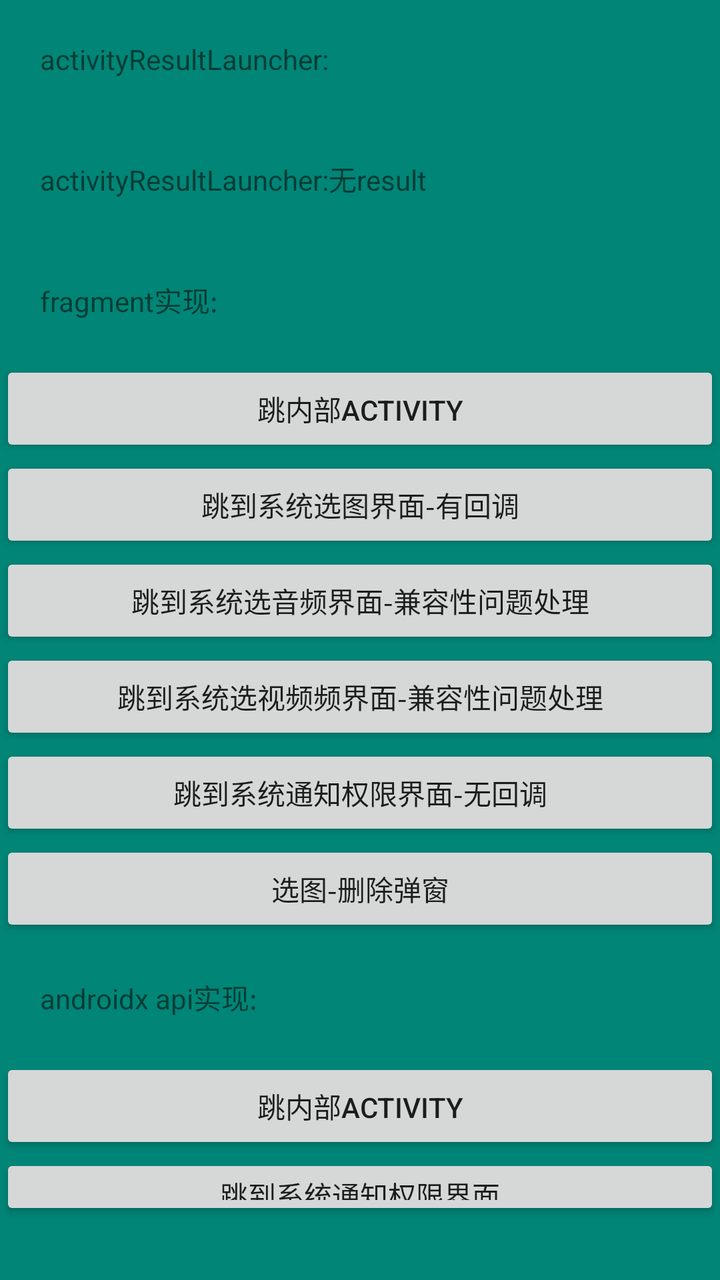
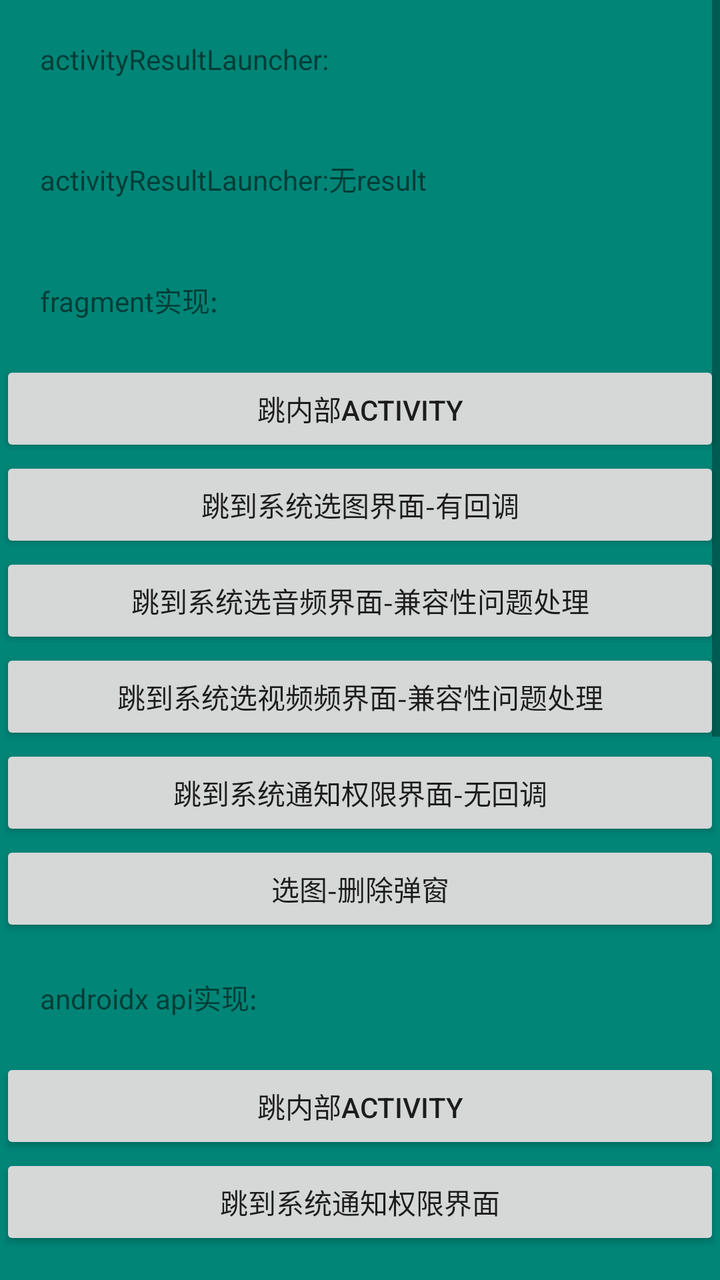

An Android layout rendered at two revisions. The XML below is the earlier revision; the diff shows what the commit changed to produce the second picture.
<!-- AndroidManifest.xml: application theme AppTheme -->
<!-- res/layout/activity_main.xml -->
<?xml version="1.0" encoding="utf-8"?>
<LinearLayout xmlns:android="http://schemas.android.com/apk/res/android"
    xmlns:app="http://schemas.android.com/apk/res-auto"
    xmlns:tools="http://schemas.android.com/tools"
    android:layout_width="match_parent"
    android:layout_height="wrap_content"
    android:background="@color/colorPrimary"
    android:paddingBottom="30dp"
    android:orientation="vertical"
    tools:context=".MainActivity">

    <TextView
        android:layout_width="match_parent"
        android:text="activityResultLauncher:"
        android:padding="20dp"
        android:onClick="activityResultLauncher"
        android:layout_height="wrap_content"/>
    <TextView
        android:layout_width="match_parent"
        android:text="activityResultLauncher:无result"
        android:padding="20dp"
        android:onClick="activityResultLauncherNoResult"
        android:layout_height="wrap_content"/>
    <TextView
        android:layout_width="match_parent"
        android:text="fragment实现:"
        android:padding="20dp"
        android:layout_height="wrap_content"/>
    <Button
        android:id="@+id/btn_lifecycle"
        android:text="跳内部activity"
        android:layout_width="match_parent"
        android:layout_height="wrap_content"/>
    <Button
        android:id="@+id/btn_pick_photo"
        android:text="跳到系统选图界面-有回调"
        android:layout_width="match_parent"
        android:layout_height="wrap_content"/>
    <Button
        android:text="跳到系统选音频界面-兼容性问题处理"
        android:onClick="pickAudio"
        android:layout_width="match_parent"
        android:layout_height="wrap_content"/>
    <Button
        android:text="跳到系统选视频频界面-兼容性问题处理"
        android:onClick="pickVideo"
        android:layout_width="match_parent"
        android:layout_height="wrap_content"/>
    <Button
        android:id="@+id/btn_notification"
        android:text="跳到系统通知权限界面-无回调"
        android:layout_width="match_parent"
        android:layout_height="wrap_content"/>
    <Button
        android:onClick="halfDialog"
        android:text="选图-删除弹窗"
        android:layout_width="match_parent"
        android:layout_height="wrap_content"/>

    <TextView
        android:layout_width="match_parent"
        android:text="androidx api实现:"
        android:padding="20dp"
        android:layout_height="wrap_content"/>
    <Button
        android:onClick="inner2"
        android:text="跳内部activity"
        android:layout_width="match_parent"
        android:layout_height="wrap_content"/>
    <Button
        android:onClick="notification2"
        android:text="跳到系统通知权限界面"
        android:layout_width="match_parent"
        android:layout_height="wrap_content"/>



    <TextView
        android:layout_width="match_parent"
        android:text="透明activity当做dialog:"
        android:padding="20dp"
        android:layout_height="wrap_content"/>
    <Button
        android:onClick="activityAsDialog"
        android:text="activityAsDialog"
        android:textAllCaps="false"
        android:layout_width="match_parent"
        android:layout_height="wrap_content"/>

    <Button
        android:onClick="dialogAsToast"
        android:text="dialogAsToast"
        android:textAllCaps="false"
        android:layout_width="match_parent"
        android:layout_height="wrap_content"/>


</LinearLayout>
<!-- resources referenced by this layout -->
<resources>
  <color name="colorPrimary">#008577</color>
  <style name="AppTheme" parent="Theme.AppCompat.Light.DarkActionBar">
          
          <item name="colorPrimary">@color/colorPrimary</item>
          <item name="colorPrimaryDark">@color/colorPrimaryDark</item>
          <item name="colorAccent">@color/colorAccent</item>
          <item name="android:windowAnimationStyle">@style/anim_activity_global_in_out</item>
      </style>
  <color name="colorPrimaryDark">#00574B</color>
  <color name="colorAccent">#D81B60</color>
  <style name="anim_activity_global_in_out" mce_bogus="1" parent="@android:style/Animation.Activity">
          <item name="android:activityOpenEnterAnimation">@anim/activity_open_in_anim_lr</item>
          <item name="android:activityOpenExitAnimation">@anim/activity_open_out_anim_lr</item>
          <item name="android:activityCloseEnterAnimation">@anim/activity_close_in_anim_lr</item>
          <item name="android:activityCloseExitAnimation">@anim/activity_close_out_anim_lr</item>
      </style>
</resources>

<!-- the commit's change to res/layout/activity_main.xml (unified diff, before → after) -->
@@ -1,98 +1,153 @@
 <?xml version="1.0" encoding="utf-8"?>
-<LinearLayout xmlns:android="http://schemas.android.com/apk/res/android"
-    xmlns:app="http://schemas.android.com/apk/res-auto"
+<ScrollView xmlns:android="http://schemas.android.com/apk/res/android"
     xmlns:tools="http://schemas.android.com/tools"
     android:layout_width="match_parent"
-    android:layout_height="wrap_content"
-    android:background="@color/colorPrimary"
-    android:paddingBottom="30dp"
-    android:orientation="vertical"
+    android:layout_height="match_parent"
+    android:fillViewport="true"
     tools:context=".MainActivity">
 
-    <TextView
+    <LinearLayout
         android:layout_width="match_parent"
-        android:text="activityResultLauncher:"
-        android:padding="20dp"
-        android:onClick="activityResultLauncher"
-        android:layout_height="wrap_content"/>
-    <TextView
-        android:layout_width="match_parent"
-        android:text="activityResultLauncher:无result"
-        android:padding="20dp"
-        android:onClick="activityResultLauncherNoResult"
-        android:layout_height="wrap_content"/>
-    <TextView
-        android:layout_width="match_parent"
-        android:text="fragment实现:"
-        android:padding="20dp"
-        android:layout_height="wrap_content"/>
-    <Button
-        android:id="@+id/btn_lifecycle"
-        android:text="跳内部activity"
-        android:layout_width="match_parent"
-        android:layout_height="wrap_content"/>
-    <Button
-        android:id="@+id/btn_pick_photo"
-        android:text="跳到系统选图界面-有回调"
-        android:layout_width="match_parent"
-        android:layout_height="wrap_content"/>
-    <Button
-        android:text="跳到系统选音频界面-兼容性问题处理"
-        android:onClick="pickAudio"
-        android:layout_width="match_parent"
-        android:layout_height="wrap_content"/>
-    <Button
-        android:text="跳到系统选视频频界面-兼容性问题处理"
-        android:onClick="pickVideo"
-        android:layout_width="match_parent"
-        android:layout_height="wrap_content"/>
-    <Button
-        android:id="@+id/btn_notification"
-        android:text="跳到系统通知权限界面-无回调"
-        android:layout_width="match_parent"
-        android:layout_height="wrap_content"/>
-    <Button
-        android:onClick="halfDialog"
-        android:text="选图-删除弹窗"
-        android:layout_width="match_parent"
-        android:layout_height="wrap_content"/>
+        android:layout_height="wrap_content"
+        android:background="@color/colorPrimary"
+        android:orientation="vertical"
+        android:paddingBottom="30dp">
+        
+        <TextView
+            android:layout_width="match_parent"
+            android:layout_height="wrap_content"
+            android:onClick="activityResultLauncher"
+            android:padding="20dp"
+            android:text="activityResultLauncher:" />
 
-    <TextView
-        android:layout_width="match_parent"
-        android:text="androidx api实现:"
-        android:padding="20dp"
-        android:layout_height="wrap_content"/>
-    <Button
-        android:onClick="inner2"
-        android:text="跳内部activity"
-        android:layout_width="match_parent"
-        android:layout_height="wrap_content"/>
-    <Button
-        android:onClick="notification2"
-        android:text="跳到系统通知权限界面"
-        android:layout_width="match_parent"
-        android:layout_height="wrap_content"/>
+        <TextView
+            android:layout_width="match_parent"
+            android:layout_height="wrap_content"
+            android:onClick="activityResultLauncherNoResult"
+            android:padding="20dp"
+            android:text="activityResultLauncher:无result" />
 
+        <TextView
+            android:layout_width="match_parent"
+            android:layout_height="wrap_content"
+            android:padding="20dp"
+            android:text="fragment实现:" />
 
+        <Button
+            android:id="@+id/btn_lifecycle"
+            android:layout_width="match_parent"
+            android:layout_height="wrap_content"
+            android:text="跳内部activity" />
 
-    <TextView
-        android:layout_width="match_parent"
-        android:text="透明activity当做dialog:"
-        android:padding="20dp"
-        android:layout_height="wrap_content"/>
-    <Button
-        android:onClick="activityAsDialog"
-        android:text="activityAsDialog"
-        android:textAllCaps="false"
-        android:layout_width="match_parent"
-        android:layout_height="wrap_content"/>
+        <Button
+            android:id="@+id/btn_pick_photo"
+            android:layout_width="match_parent"
+            android:layout_height="wrap_content"
+            android:text="跳到系统选图界面-有回调" />
 
-    <Button
-        android:onClick="dialogAsToast"
-        android:text="dialogAsToast"
-        android:textAllCaps="false"
-        android:layout_width="match_parent"
-        android:layout_height="wrap_content"/>
+        <Button
+            android:layout_width="match_parent"
+            android:layout_height="wrap_content"
+            android:onClick="pickAudio"
+            android:text="跳到系统选音频界面-兼容性问题处理" />
 
+        <Button
+            android:layout_width="match_parent"
+            android:layout_height="wrap_content"
+            android:onClick="pickVideo"
+            android:text="跳到系统选视频频界面-兼容性问题处理" />
 
-</LinearLayout>
+        <Button
+            android:id="@+id/btn_notification"
+            android:layout_width="match_parent"
+            android:layout_height="wrap_content"
+            android:text="跳到系统通知权限界面-无回调" />
+
+        <Button
+            android:layout_width="match_parent"
+            android:layout_height="wrap_content"
+            android:onClick="halfDialog"
+            android:text="选图-删除弹窗" />
+
+        <TextView
+            android:layout_width="match_parent"
+            android:layout_height="wrap_content"
+            android:padding="20dp"
+            android:text="androidx api实现:" />
+
+        <Button
+            android:layout_width="match_parent"
+            android:layout_height="wrap_content"
+            android:onClick="inner2"
+            android:text="跳内部activity" />
+
+        <Button
+            android:layout_width="match_parent"
+            android:layout_height="wrap_content"
+            android:onClick="notification2"
+            android:text="跳到系统通知权限界面" />
+
+        <TextView
+            android:layout_width="match_parent"
+            android:layout_height="wrap_content"
+            android:padding="20dp"
+            android:text="activityresult2 回归测试:"
+            android:textStyle="bold" />
+
+        <Button
+            android:layout_width="match_parent"
+            android:layout_height="wrap_content"
+            android:onClick="testAr2AnimInner"
+            android:text="测动画: 内部页往返"
+            android:textAllCaps="false" />
+
+        <Button
+            android:layout_width="match_parent"
+            android:layout_height="wrap_content"
+            android:onClick="testAr2ForkFull"
+            android:text="测forkIntent: 完整字段回传"
+            android:textAllCaps="false" />
+
+        <Button
+            android:layout_width="match_parent"
+            android:layout_height="wrap_content"
+            android:onClick="testAr2ForkCancelNull"
+            android:text="测forkIntent: 取消 data=null"
+            android:textAllCaps="false" />
+
+        <Button
+            android:layout_width="match_parent"
+            android:layout_height="wrap_content"
+            android:onClick="testAr2MultiImageClipData"
+            android:text="测forkIntent: 多图 ClipData"
+            android:textAllCaps="false" />
+
+        <Button
+            android:layout_width="match_parent"
+            android:layout_height="wrap_content"
+            android:onClick="testAr2AnimSettings"
+            android:text="测动画: 应用详情无result"
+            android:textAllCaps="false" />
+
+        <TextView
+            android:layout_width="match_parent"
+            android:layout_height="wrap_content"
+            android:padding="20dp"
+            android:text="透明activity当做dialog:" />
+
+        <Button
+            android:layout_width="match_parent"
+            android:layout_height="wrap_content"
+            android:onClick="activityAsDialog"
+            android:text="activityAsDialog"
+            android:textAllCaps="false" />
+
+        <Button
+            android:layout_width="match_parent"
+            android:layout_height="wrap_content"
+            android:onClick="dialogAsToast"
+            android:text="dialogAsToast"
+            android:textAllCaps="false" />
+
+    </LinearLayout>
+</ScrollView>
